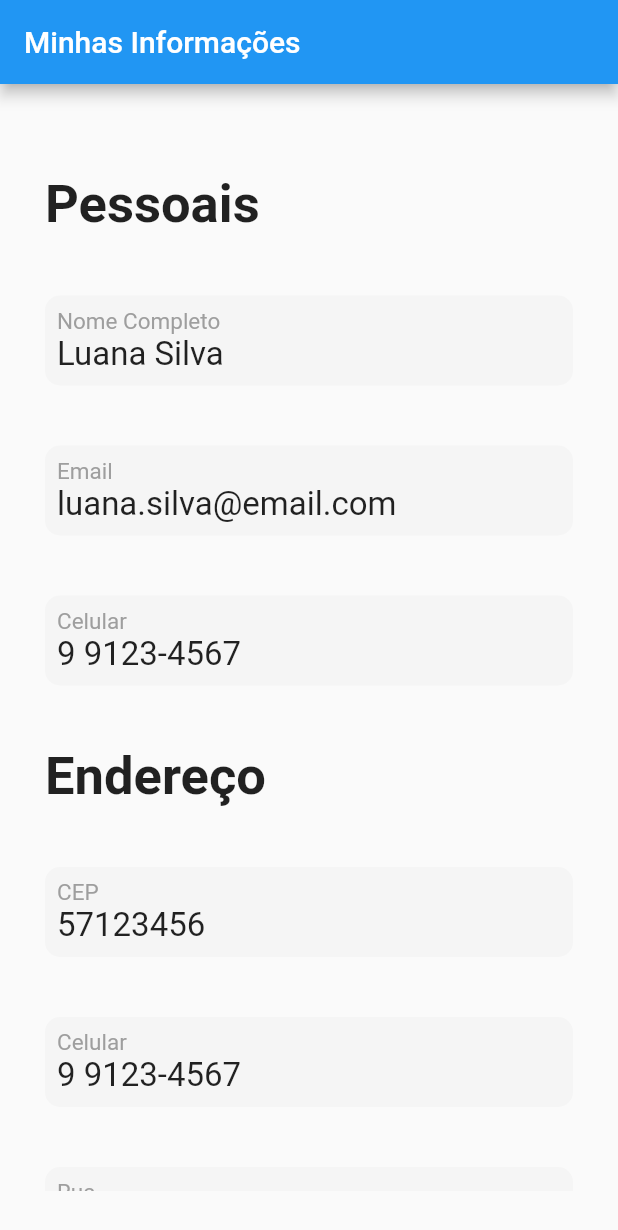
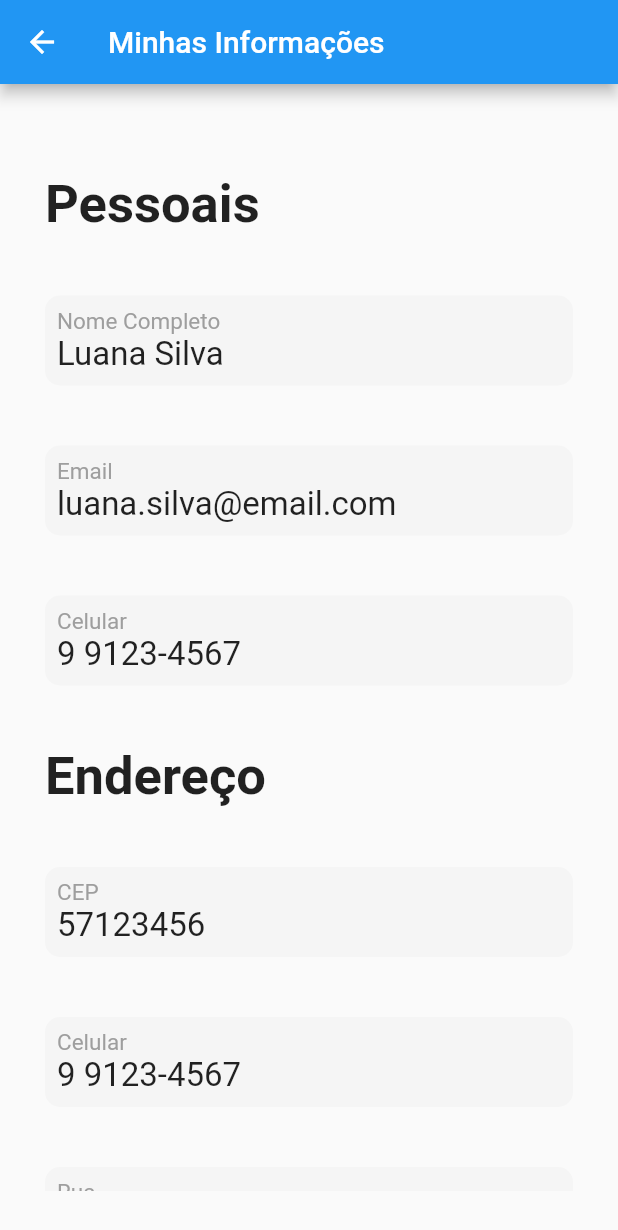
Before and after one commit to JezzDiego/E-Commerce-Flutter, a Flutter app: the screen it shows after launch, item 4 of the bottom bar chosen, after a tap on "Minhas Informações", on a phone screen of 412 x 824 dp. Shown: the top 1230 px of the screen. Run offline on Flutter 3.47's test engine with Material 2 defaults, Android fonts, the phone set to English and light mode, and no system bars; our stand-ins replace google_fonts; network calls fail.

```diff
--- a/lib/carrinho.dart
+++ b/lib/carrinho.dart
@@ -11,6 +11,7 @@ class _CarrinhoState extends State<Carrinho> {
   @override
   Widget build(BuildContext context) {
     return MaterialApp(
+      debugShowCheckedModeBanner: false,
         home: Scaffold(
         backgroundColor: Colors.white,
           appBar: AppBar(
--- a/lib/pages/my_account.dart
+++ b/lib/pages/my_account.dart
@@ -1,4 +1,5 @@
 import 'package:araplantas_mobile/pages/my_info.dart';
+import 'package:araplantas_mobile/pages/my_orders.dart';
 import 'package:flutter/material.dart';
 
 class MyAccount extends StatefulWidget {
@@ -12,16 +13,18 @@ class _MyAccountState extends State<MyAccount> {
   @override
   Widget build(BuildContext context) {
     return MaterialApp(
+      debugShowCheckedModeBanner: false,
       home: Scaffold(
         backgroundColor: Colors.white,
         appBar: AppBar(
           title: const Text('Minha Conta'),
           centerTitle: false,
           backgroundColor: Colors.blue,
+          foregroundColor: Colors.white,
         ),
         body: ListView(
           children: [
-            SizedBox(height: 30),
+            const SizedBox(height: 30),
             Row(
               mainAxisAlignment: MainAxisAlignment.center,
               children: [
@@ -62,7 +65,9 @@ class _MyAccountState extends State<MyAccount> {
                     primary: Colors.black,
                   ),
                   onPressed: (){
-
+                    Navigator.push(context, MaterialPageRoute(builder: ((context) {
+                      return const MyOrders();
+                    })));
                   },
                   child: Column(
                     children: [
@@ -91,14 +96,9 @@ class _MyAccountState extends State<MyAccount> {
                 primary: Colors.black,
               ),
               onPressed: () {
-                Navigator.push(
-                    context,
-                    MaterialPageRoute(
-                        builder: (context) {
-                          return const MyInfo();
-                        },
-                    ),
-                );
+                Navigator.push(context, MaterialPageRoute(builder: ((context) {
+                      return const MyInfo();
+                    })));
               },
               child: Padding(
                 padding: const EdgeInsets.all(10),
--- a/lib/pages/my_info.dart
+++ b/lib/pages/my_info.dart
@@ -10,12 +10,12 @@ class MyInfo extends StatefulWidget {
 class _MyInfoState extends State<MyInfo> {
   @override
   Widget build(BuildContext context) {
-    return MaterialApp(
-            home: Scaffold(
+    return Scaffold(
       appBar: AppBar(
         title: const Text("Minhas Informações"),
         centerTitle: false,
         backgroundColor: Colors.blue,
+        foregroundColor: Colors.white,
       ),
       body: Padding(
         padding: const EdgeInsets.all(30),
@@ -30,7 +30,8 @@ class _MyInfoState extends State<MyInfo> {
                     child: Column(
                       crossAxisAlignment: CrossAxisAlignment.start,
                       children: [
-                                const Text("Pessoais",
+                        const Text(
+                          "Pessoais",
                           style: TextStyle(
                             fontSize: 35,
                             fontWeight: FontWeight.bold,
@@ -43,7 +44,8 @@ class _MyInfoState extends State<MyInfo> {
                         const SizedBox(height: 40),
                         buildInfo("Celular", "9 9123-4567"),
                         const SizedBox(height: 40),
-                                const Text("Endereço",
+                        const Text(
+                          "Endereço",
                           style: TextStyle(
                             fontSize: 35,
                             fontWeight: FontWeight.bold,
@@ -69,7 +71,6 @@ class _MyInfoState extends State<MyInfo> {
           ],
         ),
       ),
-            ),
     );
   }
 }
@@ -85,23 +86,22 @@ buildInfo(String campo, String info) {
       padding: const EdgeInsets.all(8.0),
       child: Column(
         crossAxisAlignment: CrossAxisAlignment.start,
-        children:  [
-          Text(campo,
+        children: [
+          Text(
+            campo,
             style: const TextStyle(
               color: Colors.grey,
               fontSize: 15,
             ),
           ),
-          Text(info,
+          Text(
+            info,
             style: const TextStyle(
               fontSize: 22,
             ),
           ),
         ],
       ),
-
     ),
-
   );
-
 }
```
Also changed, not shown: lib/pages/my_orders.dart (added, +21 -0 lines). Lines whose indentation alone changed are shown as unchanged.
